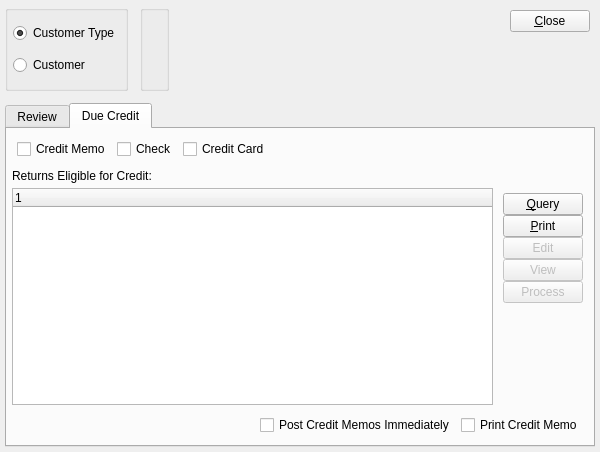
First picture: the form in xtuple/trunk/guiclient/returnAuthorizationWorkbench.ui, repository WooodHead/xtuple, before the edit.
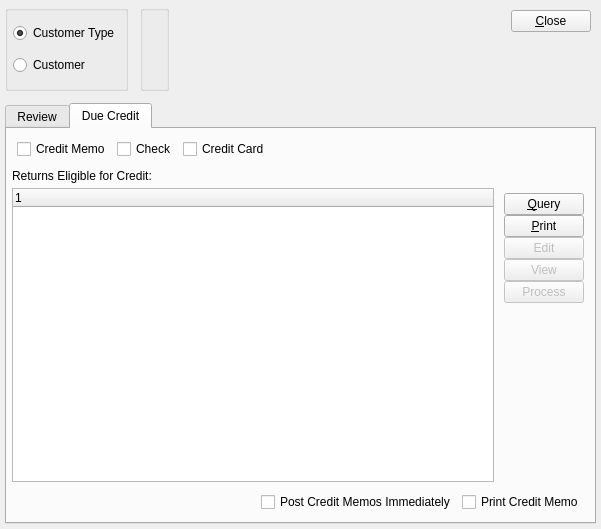
Second picture: the form after the edit. The open tabs and pages were chosen to show the change. Custom widgets are drawn as their Qt base class.

Commit message: Issue #8338:add _new button for creating new RA

```diff
--- a/xtuple/trunk/guiclient/returnAuthorizationWorkbench.ui
+++ b/xtuple/trunk/guiclient/returnAuthorizationWorkbench.ui
@@ -13,8 +13,8 @@
    <rect>
     <x>0</x>
     <y>0</y>
-    <width>600</width>
-    <height>452</height>
+    <width>601</width>
+    <height>529</height>
    </rect>
   </property>
   <property name="minimumSize" >
@@ -29,10 +29,7 @@
    <layout class="QGridLayout" >
     <item row="0" column="0" >
      <layout class="QGridLayout" >
-      <property name="horizontalSpacing" >
-       <number>12</number>
-      </property>
-      <property name="verticalSpacing" >
+     <property name="spacing" >
        <number>12</number>
       </property>
       <item row="0" column="0" >
@@ -366,22 +363,10 @@
           <string>Due Credit</string>
          </attribute>
          <layout class="QGridLayout" >
-          <property name="leftMargin" >
+         <property name="margin" >
            <number>5</number>
           </property>
-          <property name="topMargin" >
-           <number>5</number>
-          </property>
-          <property name="rightMargin" >
-           <number>5</number>
-          </property>
-          <property name="bottomMargin" >
-           <number>5</number>
-          </property>
-          <property name="horizontalSpacing" >
-           <number>5</number>
-          </property>
-          <property name="verticalSpacing" >
+         <property name="spacing" >
            <number>5</number>
           </property>
           <item row="3" column="0" colspan="2" >
@@ -389,16 +374,7 @@
             <property name="spacing" >
              <number>6</number>
             </property>
-            <property name="leftMargin" >
-             <number>5</number>
-            </property>
-            <property name="topMargin" >
-             <number>5</number>
-            </property>
-            <property name="rightMargin" >
-             <number>5</number>
-            </property>
-            <property name="bottomMargin" >
+           <property name="margin" >
              <number>5</number>
             </property>
             <item>
@@ -445,16 +421,7 @@
             <property name="spacing" >
              <number>0</number>
             </property>
-            <property name="leftMargin" >
-             <number>5</number>
-            </property>
-            <property name="topMargin" >
-             <number>5</number>
-            </property>
-            <property name="rightMargin" >
-             <number>5</number>
-            </property>
-            <property name="bottomMargin" >
+           <property name="margin" >
              <number>5</number>
             </property>
             <item>
@@ -551,16 +518,7 @@
             <property name="spacing" >
              <number>6</number>
             </property>
-            <property name="leftMargin" >
-             <number>5</number>
-            </property>
-            <property name="topMargin" >
-             <number>5</number>
-            </property>
-            <property name="rightMargin" >
-             <number>5</number>
-            </property>
-            <property name="bottomMargin" >
+           <property name="margin" >
              <number>5</number>
             </property>
             <item>
```
Left out of the diff: 70 changed lines with no effect on the pictures. Lines whose indentation alone changed are shown as unchanged. The commit also changes 2 other files.
